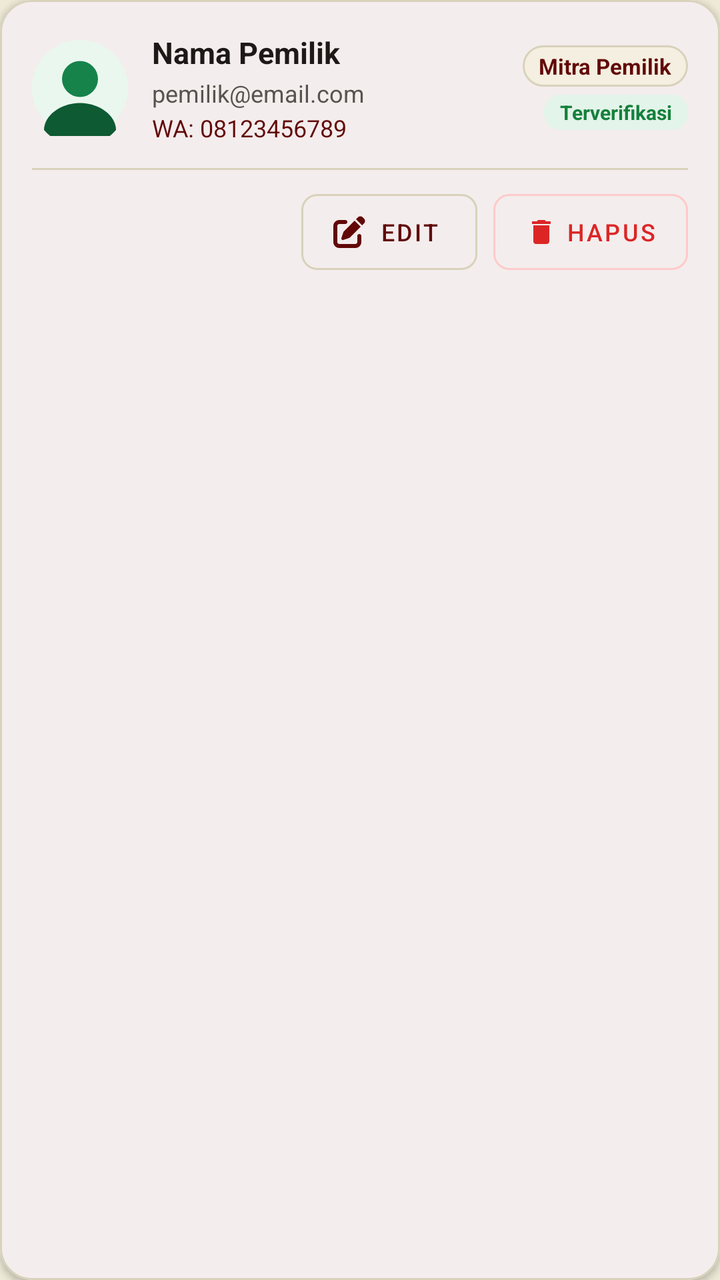
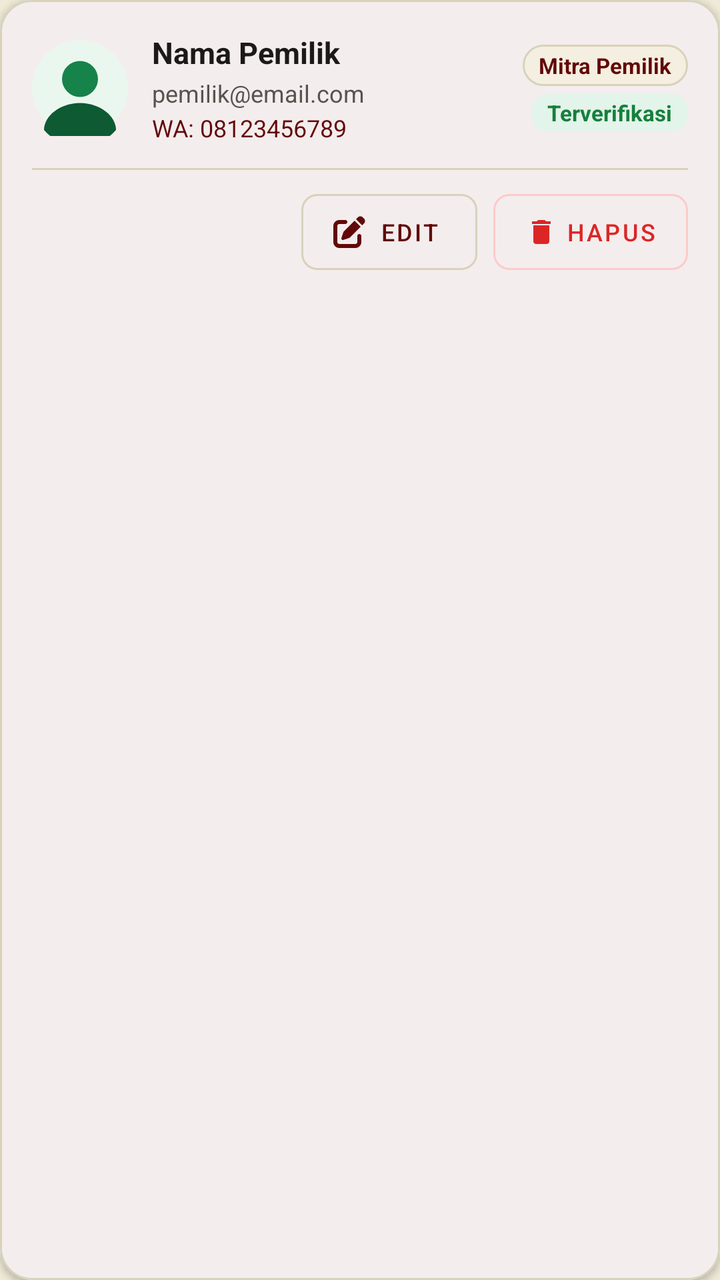

Compare the two renders of this Android layout. The source of the first and the diff that turns it into the second are given below.
<!-- AndroidManifest.xml: application theme Theme.CariKostKita -->
<!-- res/layout/item_admin_owner.xml -->
<?xml version="1.0" encoding="utf-8"?>
<com.google.android.material.card.MaterialCardView xmlns:android="http://schemas.android.com/apk/res/android"
    xmlns:app="http://schemas.android.com/apk/res-auto"
    android:layout_width="match_parent"
    android:layout_height="wrap_content"
    android:layout_marginBottom="12dp"
    app:cardBackgroundColor="@color/surface"
    app:cardCornerRadius="16dp"
    app:cardElevation="2dp"
    app:strokeColor="@color/border_subtle"
    app:strokeWidth="1dp">

    <LinearLayout
        android:layout_width="match_parent"
        android:layout_height="wrap_content"
        android:orientation="vertical"
        android:padding="16dp">

        <LinearLayout
            android:layout_width="match_parent"
            android:layout_height="wrap_content"
            android:gravity="center_vertical"
            android:orientation="horizontal">

            <ImageView
                android:id="@+id/iv_admin_owner_avatar"
                android:layout_width="48dp"
                android:layout_height="48dp"
                android:src="@drawable/ic_avatar_owner" />

            <LinearLayout
                android:layout_width="0dp"
                android:layout_height="wrap_content"
                android:layout_marginStart="12dp"
                android:layout_weight="1"
                android:orientation="vertical">

                <TextView
                    android:id="@+id/tv_admin_owner_name"
                    android:layout_width="wrap_content"
                    android:layout_height="wrap_content"
                    android:ellipsize="end"
                    android:maxLines="1"
                    android:text="Nama Pemilik"
                    android:textColor="@color/text_primary"
                    android:textSize="15sp"
                    android:textStyle="bold" />

                <TextView
                    android:id="@+id/tv_admin_owner_email"
                    android:layout_width="wrap_content"
                    android:layout_height="wrap_content"
                    android:layout_marginTop="2dp"
                    android:ellipsize="end"
                    android:maxLines="1"
                    android:text="pemilik@email.com"
                    android:textColor="@color/text_secondary"
                    android:textSize="12sp" />

                <TextView
                    android:id="@+id/tv_admin_owner_phone"
                    android:layout_width="wrap_content"
                    android:layout_height="wrap_content"
                    android:layout_marginTop="1dp"
                    android:text="WA: 08123456789"
                    android:textColor="@color/primary_dark"
                    android:textSize="12sp" />
            </LinearLayout>

            <LinearLayout
                android:layout_width="wrap_content"
                android:layout_height="wrap_content"
                android:gravity="end"
                android:orientation="vertical">

                <TextView
                    android:id="@+id/tv_admin_owner_role"
                    android:layout_width="wrap_content"
                    android:layout_height="wrap_content"
                    android:background="@drawable/bg_badge_putra"
                    android:paddingHorizontal="8dp"
                    android:paddingVertical="3dp"
                    android:text="Mitra Pemilik"
                    android:textColor="@color/primary_dark"
                    android:textSize="11sp"
                    android:textStyle="bold" />

                <TextView
                    android:id="@+id/tv_admin_owner_verif_badge"
                    android:layout_width="wrap_content"
                    android:layout_height="wrap_content"
                    android:layout_marginTop="4dp"
                    android:background="@drawable/bg_badge_tersedia"
                    android:paddingHorizontal="8dp"
                    android:paddingVertical="2dp"
                    android:text="Terverifikasi"
                    android:textColor="@color/status_tersedia"
                    android:textSize="10sp"
                    android:textStyle="bold" />
            </LinearLayout>
        </LinearLayout>

        <View
            android:layout_width="match_parent"
            android:layout_height="1dp"
            android:layout_marginVertical="12dp"
            android:background="@color/border" />

        <LinearLayout
            android:layout_width="match_parent"
            android:layout_height="wrap_content"
            android:gravity="end"
            android:orientation="horizontal">

            
            <com.google.android.material.button.MaterialButton
                android:id="@+id/btn_admin_edit_owner"
                style="@style/Widget.MaterialComponents.Button.OutlinedButton"
                android:layout_width="wrap_content"
                android:layout_height="38dp"
                android:insetTop="0dp"
                android:insetBottom="0dp"
                android:text="Edit"
                android:textColor="@color/primary_dark"
                android:textSize="12sp"
                app:cornerRadius="8dp"
                app:icon="@drawable/ic_edit"
                app:iconSize="16dp"
                app:iconTint="@color/primary_dark"
                app:strokeColor="@color/border_subtle" />

            
            <com.google.android.material.button.MaterialButton
                android:id="@+id/btn_admin_delete_owner"
                style="@style/Widget.MaterialComponents.Button.OutlinedButton"
                android:layout_width="wrap_content"
                android:layout_height="38dp"
                android:layout_marginStart="8dp"
                android:insetTop="0dp"
                android:insetBottom="0dp"
                android:text="Hapus"
                android:textColor="@color/danger"
                android:textSize="12sp"
                app:cornerRadius="8dp"
                app:icon="@drawable/ic_delete"
                app:iconSize="16dp"
                app:iconTint="@color/danger"
                app:strokeColor="@color/logout_red_border" />
        </LinearLayout>

    </LinearLayout>

</com.google.android.material.card.MaterialCardView>
<!-- resources referenced by this layout -->
<resources>
  <color name="border">#D8D2BC</color>
  <color name="border_subtle">#D8D2BC</color>
  <color name="danger">#DC2626</color>
  <color name="logout_red_border">#FECACA</color>
  <color name="primary_dark">#620808</color>
  <color name="status_tersedia">#16803C</color>
  <color name="surface">#FFFFFF</color>
  <color name="text_primary">#1C1917</color>
  <color name="text_secondary">#57534E</color>
  <!-- drawable bg_badge_putra (drawable) -->
  <?xml version="1.0" encoding="utf-8"?>
  <shape xmlns:android="http://schemas.android.com/apk/res/android">
      <solid android:color="@color/badge_putra_soft" />
      <stroke android:width="1dp" android:color="@color/border_subtle" />
      <corners android:radius="99dp" />
  </shape>
  <!-- drawable bg_badge_tersedia (drawable) -->
  <?xml version="1.0" encoding="utf-8"?>
  <shape xmlns:android="http://schemas.android.com/apk/res/android"
      android:shape="rectangle">
      <solid android:color="@color/status_tersedia_soft" />
      <corners android:radius="8dp" />
  </shape>
  <!-- drawable ic_avatar_owner (drawable) -->
  <vector xmlns:android="http://schemas.android.com/apk/res/android"
      android:width="64dp"
      android:height="64dp"
      android:viewportWidth="64"
      android:viewportHeight="64">
      <path
          android:fillColor="#EAF7EF"
          android:pathData="M32,0A32,32 0,1 0,64,32A32,32 0,0 0,32,0z" />
      <path
          android:fillColor="#16834B"
          android:pathData="M32,14a12,12 0,1 0,12,12A12,12 0,0 0,32,14z" />
      <path
          android:fillColor="#0E5A33"
          android:pathData="M32,42c-13.33,0 -24,8.67 -24,18a31.8,31.8 0,0 0,48,0C56,50.67 45.33,42 32,42z" />
  </vector>
  <!-- drawable ic_delete (drawable) -->
  <vector xmlns:android="http://schemas.android.com/apk/res/android"
      android:width="24dp"
      android:height="24dp"
      android:viewportWidth="24"
      android:viewportHeight="24">
      <path
          android:fillColor="@color/logout_red"
          android:pathData="M6,19c0,1.1 0.9,2 2,2h8c1.1,0 2,-0.9 2,-2V7H6v12zM19,4h-3.5l-1,-1h-5l-1,1H5v2h14V4z"/>
  </vector>
  <!-- drawable ic_edit (drawable) -->
  <vector xmlns:android="http://schemas.android.com/apk/res/android"
      android:width="24dp"
      android:height="24dp"
      android:viewportWidth="512"
      android:viewportHeight="512">
      <path
          android:fillColor="@color/text_primary"
          android:pathData="M471.6,21.7c-21.9,-21.9 -57.3,-21.9 -79.2,0L362.3,51.7l97.9,97.9 30.1,-30.1c21.9,-21.9 21.9,-57.3 0,-79.2L471.6,21.7zm-299.2,220c-6.1,6.1 -10.8,13.6 -13.5,21.9l-29.6,88.8c-2.9,8.6 -0.6,18.1 5.8,24.6s16,8.7 24.6,5.8l88.8,-29.6c8.2,-2.7 15.7,-7.4 21.9,-13.5L437.7,172.3 339.7,74.3 172.4,241.7zM96,64C43,64 0,107 0,160V416c0,53 43,96 96,96H352c53,0 96,-43 96,-96V320c0,-17.7 -14.3,-32 -32,-32s-32,14.3 -32,32v96c0,17.7 -14.3,32 -32,32H96c-17.7,0 -32,-14.3 -32,-32V160c0,-17.7 14.3,-32 32,-32h96c17.7,0 32,-14.3 32,-32s-14.3,-32 -32,-32H96z"/>
  </vector>
  <color name="badge_putra_soft">#F4EFE0</color>
  <color name="status_tersedia_soft">#E3F4EA</color>
  <color name="logout_red">#DC2626</color>
  <color name="primary">#6D0808</color>
  <color name="on_primary">#EEEAD7</color>
  <color name="primary_soft">#F4EFE0</color>
  <color name="background">#EEEAD7</color>
  <!-- unchanged entries left out for length: 1 -->
</resources>

<!-- the commit's change to res/layout/item_admin_owner.xml (unified diff, before → after) -->
@@ -95,7 +95,7 @@
                     android:paddingVertical="2dp"
                     android:text="Terverifikasi"
                     android:textColor="@color/status_tersedia"
-                    android:textSize="10sp"
+                    android:textSize="11sp"
                     android:textStyle="bold" />
             </LinearLayout>
         </LinearLayout>
